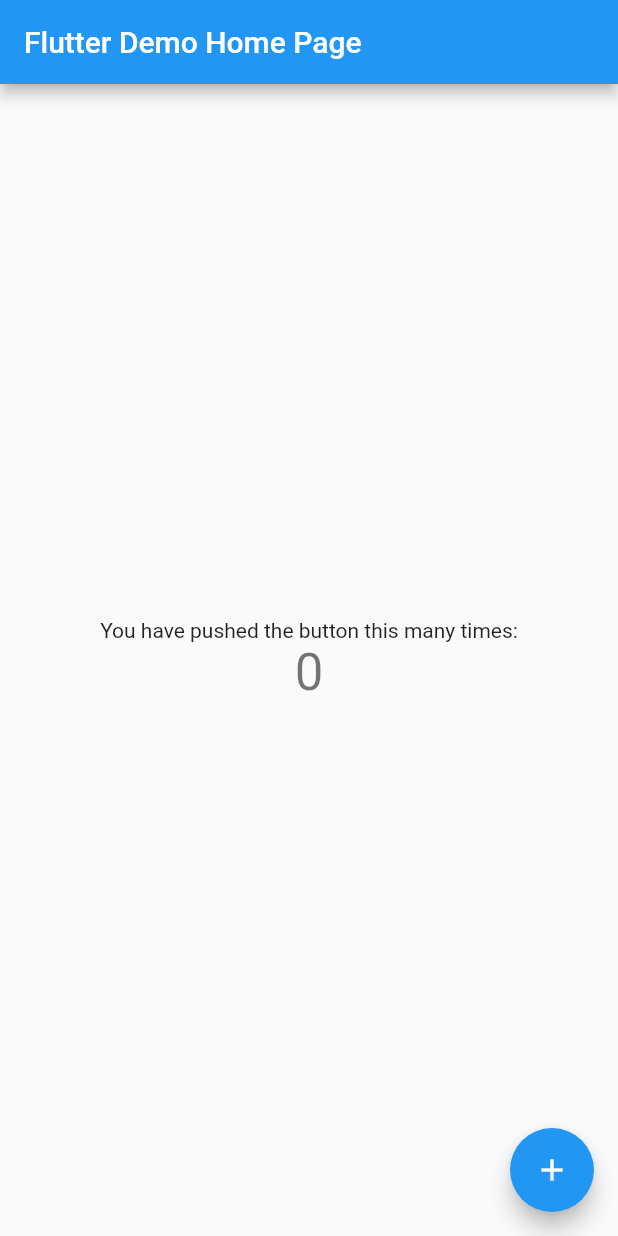
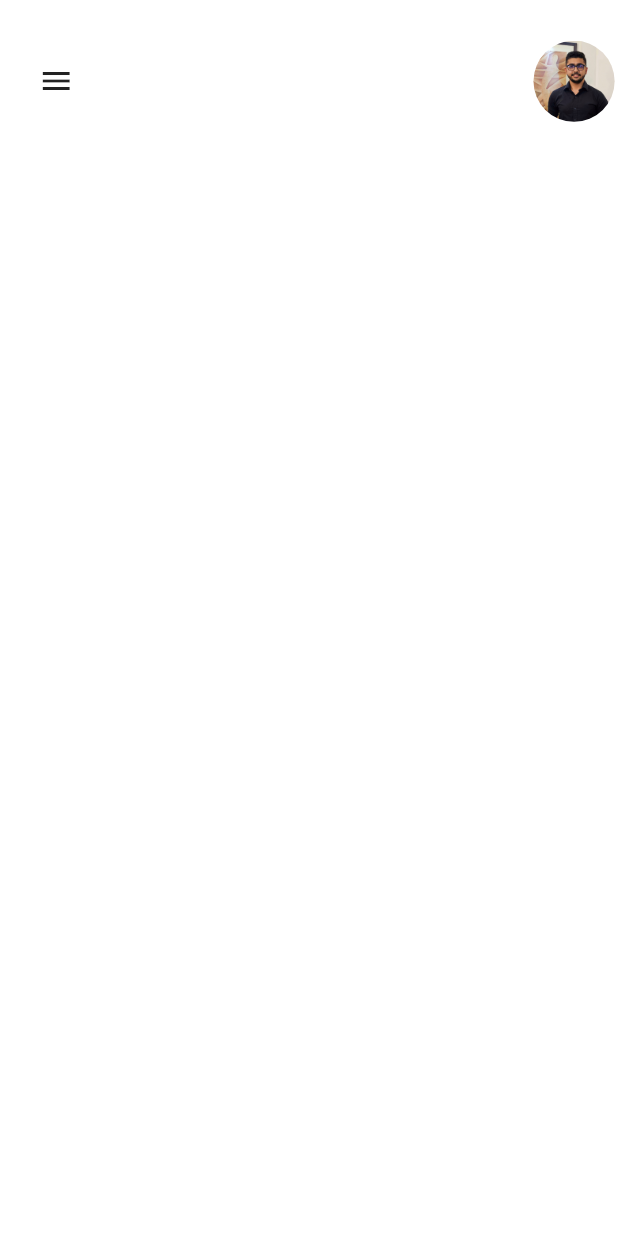
Before and after one commit to adrijshikhar/nike-flutter-concept, a Flutter app: the screen it shows after launch, on a phone screen of 412 x 824 dp. Run offline on Flutter 3.47's test engine with Material 2 defaults, Android fonts, the phone set to English and light mode, and no system bars; our stand-ins replace flutter_screenutil, font_awesome_flutter.

Commit message:
Adds homepage Adds menu icon Adds portrait

```diff
--- a/lib/main.dart
+++ b/lib/main.dart
@@ -1,4 +1,6 @@
 import 'package:flutter/material.dart';
+import './screens/home.dart';
+
 
 void main() => runApp(MyApp());
 
@@ -9,103 +11,9 @@ class MyApp extends StatelessWidget {
     return MaterialApp(
       title: 'Flutter Demo',
       theme: ThemeData(
-        // This is the theme of your application.
-        //
-        // Try running your application with "flutter run". You'll see the
-        // application has a blue toolbar. Then, without quitting the app, try
-        // changing the primarySwatch below to Colors.green and then invoke
-        // "hot reload" (press "r" in the console where you ran "flutter run",
-        // or simply save your changes to "hot reload" in a Flutter IDE).
-        // Notice that the counter didn't reset back to zero; the application
-        // is not restarted.
         primarySwatch: Colors.blue,
       ),
-      home: MyHomePage(title: 'Flutter Demo Home Page'),
+      home: HomePage()
     );
   }
 }
-
-class MyHomePage extends StatefulWidget {
-  MyHomePage({Key key, this.title}) : super(key: key);
-
-  // This widget is the home page of your application. It is stateful, meaning
-  // that it has a State object (defined below) that contains fields that affect
-  // how it looks.
-
-  // This class is the configuration for the state. It holds the values (in this
-  // case the title) provided by the parent (in this case the App widget) and
-  // used by the build method of the State. Fields in a Widget subclass are
-  // always marked "final".
-
-  final String title;
-
-  @override
-  _MyHomePageState createState() => _MyHomePageState();
-}
-
-class _MyHomePageState extends State<MyHomePage> {
-  int _counter = 0;
-
-  void _incrementCounter() {
-    setState(() {
-      // This call to setState tells the Flutter framework that something has
-      // changed in this State, which causes it to rerun the build method below
-      // so that the display can reflect the updated values. If we changed
-      // _counter without calling setState(), then the build method would not be
-      // called again, and so nothing would appear to happen.
-      _counter++;
-    });
-  }
-
-  @override
-  Widget build(BuildContext context) {
-    // This method is rerun every time setState is called, for instance as done
-    // by the _incrementCounter method above.
-    //
-    // The Flutter framework has been optimized to make rerunning build methods
-    // fast, so that you can just rebuild anything that needs updating rather
-    // than having to individually change instances of widgets.
-    return Scaffold(
-      appBar: AppBar(
-        // Here we take the value from the MyHomePage object that was created by
-        // the App.build method, and use it to set our appbar title.
-        title: Text(widget.title),
-      ),
-      body: Center(
-        // Center is a layout widget. It takes a single child and positions it
-        // in the middle of the parent.
-        child: Column(
-          // Column is also a layout widget. It takes a list of children and
-          // arranges them vertically. By default, it sizes itself to fit its
-          // children horizontally, and tries to be as tall as its parent.
-          //
-          // Invoke "debug painting" (press "p" in the console, choose the
-          // "Toggle Debug Paint" action from the Flutter Inspector in Android
-          // Studio, or the "Toggle Debug Paint" command in Visual Studio Code)
-          // to see the wireframe for each widget.
-          //
-          // Column has various properties to control how it sizes itself and
-          // how it positions its children. Here we use mainAxisAlignment to
-          // center the children vertically; the main axis here is the vertical
-          // axis because Columns are vertical (the cross axis would be
-          // horizontal).
-          mainAxisAlignment: MainAxisAlignment.center,
-          children: <Widget>[
-            Text(
-              'You have pushed the button this many times:',
-            ),
-            Text(
-              '$_counter',
-              style: Theme.of(context).textTheme.display1,
-            ),
-          ],
-        ),
-      ),
-      floatingActionButton: FloatingActionButton(
-        onPressed: _incrementCounter,
-        tooltip: 'Increment',
-        child: Icon(Icons.add),
-      ), // This trailing comma makes auto-formatting nicer for build methods.
-    );
-  }
-}
--- /dev/null
+++ b/lib/screens/home.dart
@@ -0,0 +1,56 @@
+import 'package:flutter/material.dart';
+import 'package:flutter_screenutil/flutter_screenutil.dart';
+import 'package:font_awesome_flutter/font_awesome_flutter.dart';
+import '../utils/profileCipper.dart';
+class HomePage extends StatefulWidget {
+  @override
+  _HomePageState createState() => _HomePageState();
+}
+
+class _HomePageState extends State<HomePage> {
+  @override
+  Widget build(BuildContext context) {
+    ScreenUtil.init(
+      context,
+      width: 1125,
+      height: 2436,
+    );
+
+    return Scaffold(
+      backgroundColor: Colors.white,
+      body: SingleChildScrollView(
+        child: Column(
+          crossAxisAlignment: CrossAxisAlignment.start,
+          children: <Widget>[
+            Padding(
+              padding: EdgeInsets.only(
+                top: ScreenUtil().setHeight(80),
+                left: ScreenUtil().setHeight(40),
+                bottom: ScreenUtil().setHeight(40),
+              ),
+              child: Row(
+                mainAxisAlignment: MainAxisAlignment.spaceBetween,
+                children: <Widget>[
+                  IconButton(
+                    icon: Icon(Icons.menu),
+                    onPressed: () {},
+                  ),
+                  ClipOval(
+                    clipper: ProfileClipper(),
+                    child: Image.asset(
+                      'assets/images/portrait.jpeg',
+                      width: ScreenUtil().setWidth(160),
+                      height: ScreenUtil().setHeight(160),
+                      fit: BoxFit.cover,
+
+                    ),
+                  )
+                ],
+              ),
+            ),
+          ],
+        ),
+      ),
+    );
+  }
+}
--- /dev/null
+++ b/lib/utils/profileCipper.dart
@@ -0,0 +1,18 @@
+import 'dart:math';
+
+import 'package:flutter/material.dart';
+
+class ProfileClipper extends CustomClipper<Rect> {
+  @override
+  Rect getClip(Size size) {
+    return Rect.fromCircle(
+      center: Offset(
+        size.width / 2,
+        size.height / 2,
+      ),
+      radius: min(size.width, size.height) / 2,
+    );
+  }
+  @override
+  bool shouldReclip(CustomClipper<Rect> oldClipper) => false;
+}
```
Also changed, not shown: pubspec.yaml (+6 -6 lines), assets/images/portrait.jpeg (added), pubspec.lock.
